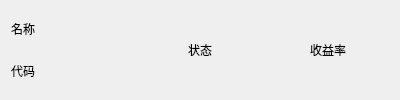
Before: the Qt Designer form src/gui/qt_widgets/MComponents/review/DemoTradingCardWidget.ui in Daydreamer-AI/KLineReview, drawn with Qt 5.
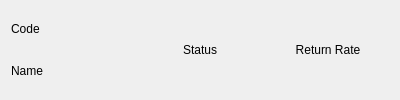
After: the same form once the commit is applied. Custom widgets are drawn as their Qt base class.

The edit to the form file:
```diff
--- a/src/gui/qt_widgets/MComponents/review/DemoTradingCardWidget.ui
+++ b/src/gui/qt_widgets/MComponents/review/DemoTradingCardWidget.ui
@@ -21,14 +21,14 @@
        <item>
         <widget class="BodyLabel" name="label_name">
          <property name="text">
-          <string>名称</string>
+          <string>Code</string>
          </property>
         </widget>
        </item>
        <item>
         <widget class="BodyLabel" name="label_code">
          <property name="text">
-          <string>代码</string>
+          <string>Name</string>
          </property>
         </widget>
        </item>
@@ -37,7 +37,7 @@
      <item>
       <widget class="BodyLabel" name="label_status">
        <property name="text">
-        <string>状态</string>
+        <string>Status</string>
        </property>
        <property name="alignment">
         <set>Qt::AlignCenter</set>
@@ -47,7 +47,7 @@
      <item>
       <widget class="BodyLabel" name="label_trading_yield">
        <property name="text">
-        <string>收益率</string>
+        <string>Return Rate</string>
        </property>
        <property name="alignment">
         <set>Qt::AlignCenter</set>
```
